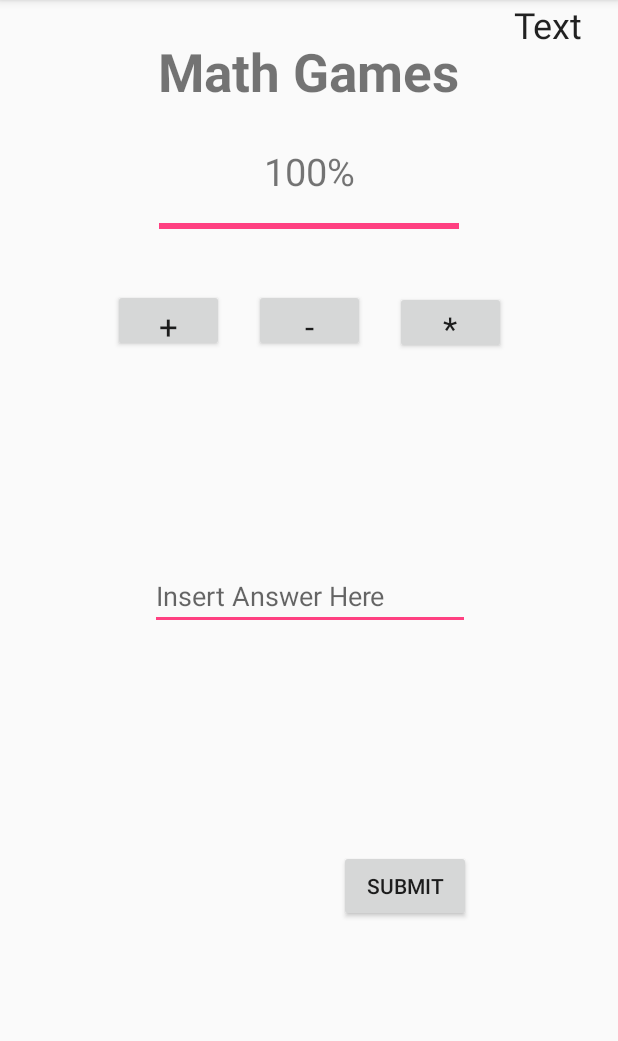
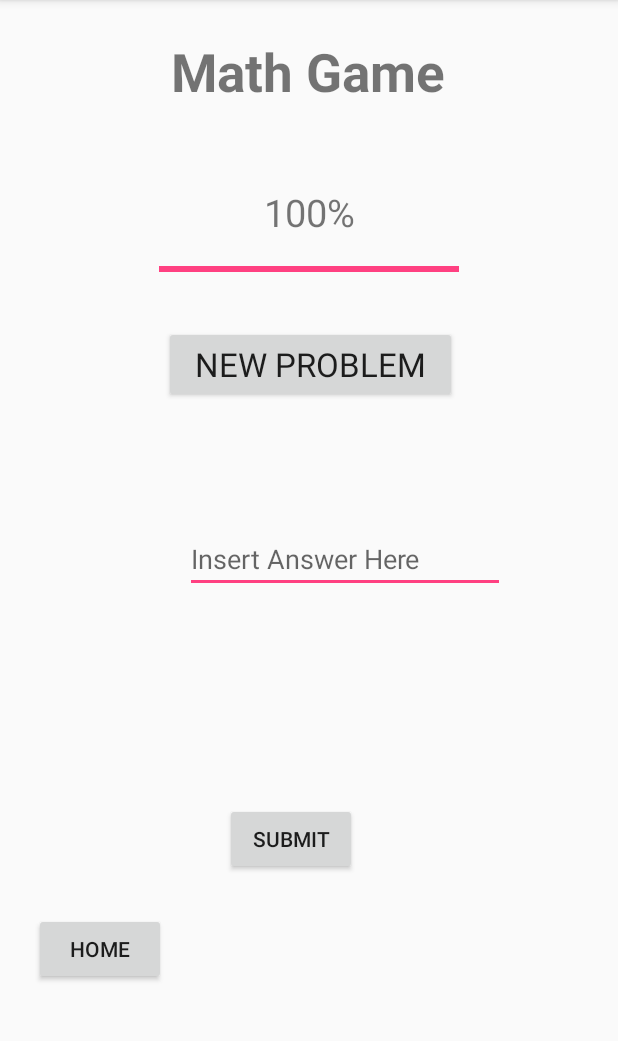
Before and after one commit to aaroncheung123/benni_device, an Android app: the MathActivity screen opened directly, with no data from a screen before it, on a phone screen of 412 x 824 dp, the part 84-1125 px from its top. Run offline under Robolectric (Android 15) with nearby library versions, the light colour scheme and no system bars; libraries missing offline, so code that uses them is left out: com.github.nkzawa.emitter, com.github.nkzawa.socketio; network calls fail; 8 statements that could not run were skipped.

Commit message:
Added to Math Activity. Changed Package Name

```diff
--- a/app/build.gradle
+++ b/app/build.gradle
@@ -3,7 +3,7 @@ apply plugin: 'com.android.application'
 android {
     compileSdkVersion 26
     defaultConfig {
-        applicationId "com.aaroncheung.client"
+        applicationId "com.benniRobotics.client"
         minSdkVersion 23
         targetSdkVersion 26
         versionCode 1
--- a/app/src/main/AndroidManifest.xml
+++ b/app/src/main/AndroidManifest.xml
@@ -1,6 +1,6 @@
 <?xml version="1.0" encoding="utf-8"?>
 <manifest xmlns:android="http://schemas.android.com/apk/res/android"
-    package="com.aaroncheung.client">
+    package="com.benniRobotics.client">
 
     <uses-permission android:name="android.permission.INTERNET" />
 
--- a/app/src/main/java/com/aaroncheung/client/Authentication/RegisterActivity.java
+++ b/app/src/main/java/com/benniRobotics/client/Authentication/RegisterActivity.java
@@ -1,4 +1,4 @@
-package com.aaroncheung.client.Authentication;
+package com.benniRobotics.client.Authentication;
 
 import android.content.Intent;
 import android.os.Handler;
@@ -10,8 +10,8 @@ import android.widget.Button;
 import android.widget.EditText;
 import android.widget.Toast;
 
-import com.aaroncheung.client.Networking.HttpRequest;
-import com.aaroncheung.client.R;
+import com.benniRobotics.client.Networking.HttpRequest;
+import com.benniRobotics.client.R;
 
 import org.json.JSONException;
 import org.json.JSONObject;
--- a/app/src/main/java/com/aaroncheung/client/Games/Drive/ManualDriveActivity.java
+++ b/app/src/main/java/com/benniRobotics/client/Games/Drive/ManualDriveActivity.java
@@ -1,4 +1,4 @@
-package com.aaroncheung.client.Games.Drive;
+package com.benniRobotics.client.Games.Drive;
 
 import android.annotation.SuppressLint;
 import android.content.Intent;
@@ -10,10 +10,10 @@ import android.widget.Button;
 import android.widget.ProgressBar;
 import android.widget.TextView;
 
-import com.aaroncheung.client.HomeActivity;
-import com.aaroncheung.client.Networking.SocketIO;
-import com.aaroncheung.client.Helper.UserInformationSingleton;
-import com.aaroncheung.client.R;
+import com.benniRobotics.client.HomeActivity;
+import com.benniRobotics.client.Networking.SocketIO;
+import com.benniRobotics.client.Helper.UserInformationSingleton;
+import com.benniRobotics.client.R;
 import org.json.JSONException;
 
 public class ManualDriveActivity extends SocketIO {
@@ -58,8 +58,9 @@ public class ManualDriveActivity extends SocketIO {
         initializeBackwardButton();
         initializeLeftButton();
         initializeRightButton();
+        updateManualDriveNumbers();
+
     }
-
 
 
     //--------------------------------------------------
@@ -68,10 +69,18 @@ public class ManualDriveActivity extends SocketIO {
     //
     //--------------------------------------------------
     public void updateManualDriveNumbers(){
-        manualDriveProgressBar.setProgress(userInformationSingleton.getDriveProgressNumber());
-        manualDriveTextView.setText(userInformationSingleton.getDriveProgressNumber().toString() + "%");
+        final Handler handler = new Handler();
+        Runnable run = new Runnable() {
+            @Override
+            public void run() {
+                manualDriveProgressBar.setProgress(userInformationSingleton.getDriveProgressNumber());
+                manualDriveTextView.setText(userInformationSingleton.getDriveProgressNumber().toString() + "%");
+                handler.postDelayed(this, 3600);
+            }
+        };
+        handler.post(run);
+
     }
-
 
     //--------------------------------------------------
     //
--- /dev/null
+++ b/app/src/main/java/com/benniRobotics/client/Games/MathActivity.java
@@ -0,0 +1,177 @@
+package com.benniRobotics.client.Games;
+
+import android.content.Intent;
+import android.os.Handler;
+import android.os.Bundle;
+import android.view.Gravity;
+import android.view.View;
+import android.widget.EditText;
+import android.widget.ProgressBar;
+import android.widget.TextView;
+
+import com.benniRobotics.client.Games.Drive.ManualDriveActivity;
+import com.benniRobotics.client.Helper.UserInformationSingleton;
+import com.benniRobotics.client.HomeActivity;
+import com.benniRobotics.client.Networking.SocketIO;
+import com.benniRobotics.client.R;
+
+import org.json.JSONException;
+
+import java.lang.reflect.Array;
+import java.util.ArrayList;
+import java.util.Random;
+
+public class MathActivity extends SocketIO {
+
+    private UserInformationSingleton userInformationSingleton;
+
+    private TextView problemOneMathTextView;
+    private EditText solutionMathEditText;
+    private TextView problemoperatorMathTextView;
+    private TextView problemTwoMathTextView;
+    private TextView problemTextMathTextView;
+    private TextView problemEqualsMathTextView;
+
+    private ProgressBar mathProgressBar;
+    private TextView mathTextView;
+
+
+    private int firstNumber;
+    private int secondNumber;
+    private int solution;
+
+
+
+    private Random rand = new Random();
+
+    @Override
+    protected void onCreate(Bundle savedInstanceState) {
+        super.onCreate(savedInstanceState);
+        setContentView(R.layout.activity_math);
+
+        updateMathGameNumbers();
+
+        mathProgressBar = findViewById(R.id.mathProgressBar);
+        mathTextView = findViewById(R.id.mathTextView);
+
+        userInformationSingleton = UserInformationSingleton.getInstance();
+
+        problemOneMathTextView = findViewById(R.id.problemOneMathTextView);
+        problemoperatorMathTextView = findViewById(R.id.problemOperatorMathTextView);
+        problemTwoMathTextView = findViewById(R.id.problemTwoMathTextView);
+        problemTextMathTextView = findViewById(R.id.problemTextMathTextView);
+        problemEqualsMathTextView = findViewById(R.id.problemEqualsMathTextView);
+
+        problemOneMathTextView.setGravity(Gravity.CENTER_VERTICAL | Gravity.CENTER_HORIZONTAL);
+        problemoperatorMathTextView.setGravity(Gravity.CENTER_VERTICAL | Gravity.CENTER_HORIZONTAL);
+        problemTwoMathTextView.setGravity(Gravity.CENTER_VERTICAL | Gravity.CENTER_HORIZONTAL);
+
+        solutionMathEditText = findViewById(R.id.solutionMathEditText);
+
+
+        //He says ""Hi, can you help me with my math homework"
+        try {
+            attemptSend("Math1");
+        } catch (JSONException e) {
+            e.printStackTrace();
+        }
+    }
+
+    public void submitMathButtonClick(View view) throws JSONException {
+        if(solutionMathEditText.getText().toString().matches(String.valueOf(solution))){
+            attemptSend("CorrectMath");
+            attemptSend("Turn Left");
+
+            problemOneMathTextView.setText("");
+            problemoperatorMathTextView.setText("");
+            problemTwoMathTextView.setText("");
+            problemoperatorMathTextView.setText("");
+            solutionMathEditText.setText("");
+
+            problemTextMathTextView.setText("Good Job!");
+            userInformationSingleton.setChargeProgressNumber(userInformationSingleton.getChargeProgressNumber() + 1);
+
+            final Handler handler = new Handler();
+            Runnable run = new Runnable() {
+                @Override
+                public void run() {
+                    try {
+                        attemptSend("Stop");
+                    } catch (JSONException e) {
+                        e.printStackTrace();
+                    }
+                    handler.postDelayed(this, 10000);
+                }
+            };
+            handler.post(run);
+        }
+        else{
+            problemTextMathTextView.setText("Try Again!");
+            attemptSend("Change SadFace");
+        }
+
+    }
+
+    public void newProblemSelectionButtonClick(View view){
+        problemTextMathTextView.setText("");
+        solutionMathEditText.setText("");
+        firstNumber = rand.nextInt(10);
+        secondNumber = rand.nextInt(10);
+        int add_sub = rand.nextInt(1);
+        problemEqualsMathTextView.setText("=");
+        if(add_sub == 0){
+            solution = firstNumber + secondNumber;
+            problemOneMathTextView.setText(String.valueOf(firstNumber));
+            problemoperatorMathTextView.setText("+");
+            problemTwoMathTextView.setText(String.valueOf(secondNumber));
+        }
+        else {
+            solution = firstNumber - secondNumber;
+            problemOneMathTextView.setText(String.valueOf(firstNumber));
+            problemoperatorMathTextView.setText("-");
+            problemTwoMathTextView.setText(String.valueOf(secondNumber));
+        }
+    }
+
+    public void returnHomeOnClickButton(View view){
+        startActivity(new Intent(MathActivity.this, HomeActivity.class));
+    }
+
+    //--------------------------------------------------
+    //
+    // TIMER UPDATES THE PROGRESS BAR AND PERCENTAGE
+    //
+    //--------------------------------------------------
+    public void updateMathGameNumbers(){
+        final Handler handler = new Handler();
+        Runnable run = new Runnable() {
+            @Override
+            public void run() {
+                mathProgressBar.setProgress(userInformationSingleton.getDriveProgressNumber());
+                mathTextView.setText(userInformationSingleton.getDriveProgressNumber().toString() + "%");
+                handler.postDelayed(this, 3600);
+            }
+        };
+        handler.post(run);
+
+    }
+
+//    public void subtractionSelectionButtonClick(View view){
+//        firstNumber = rand.nextInt(10);
+//        secondNumber = rand.nextInt(10);
+//        solution = firstNumber - secondNumber;
+//        problemOneMathTextView.setText(String.valueOf(firstNumber));
+//        problemoperatorMathTextView.setText("-");
+//        problemTwoMathTextView.setText(String.valueOf(secondNumber));
+//    }
+//
+//    public void multiplicationSelectionButtonClick(View view){
+//        firstNumber = rand.nextInt(10);
+//        secondNumber = rand.nextInt(10);
+//        solution = firstNumber * secondNumber;
+//        problemOneMathTextView.setText(String.valueOf(firstNumber));
+//        problemoperatorMathTextView.setText("*");
+//        problemTwoMathTextView.setText(String.valueOf(secondNumber));
+//    }
+
+}
--- a/app/src/main/java/com/aaroncheung/client/Helper/UserInformationSingleton.java
+++ b/app/src/main/java/com/benniRobotics/client/Helper/UserInformationSingleton.java
@@ -1,4 +1,4 @@
-package com.aaroncheung.client.Helper;
+package com.benniRobotics.client.Helper;
 
 import android.os.BatteryManager;
 
--- a/app/src/main/java/com/aaroncheung/client/Networking/HttpRequest.java
+++ b/app/src/main/java/com/benniRobotics/client/Networking/HttpRequest.java
@@ -1,9 +1,9 @@
-package com.aaroncheung.client.Networking;
+package com.benniRobotics.client.Networking;
 
 import android.content.Context;
 import android.util.Log;
 
-import com.aaroncheung.client.Helper.UserInformationSingleton;
+import com.benniRobotics.client.Helper.UserInformationSingleton;
 import com.android.volley.Request;
 import com.android.volley.RequestQueue;
 import com.android.volley.Response;
--- a/app/src/main/java/com/aaroncheung/client/Networking/SocketIO.java
+++ b/app/src/main/java/com/benniRobotics/client/Networking/SocketIO.java
@@ -1,4 +1,4 @@
-package com.aaroncheung.client.Networking;
+package com.benniRobotics.client.Networking;
 
 import android.os.Bundle;
 import android.support.annotation.Nullable;
@@ -6,7 +6,7 @@ import android.support.v7.app.AppCompatActivity;
 import android.text.TextUtils;
 import android.util.Log;
 
-import com.aaroncheung.client.Helper.UserInformationSingleton;
+import com.benniRobotics.client.Helper.UserInformationSingleton;
 import com.github.nkzawa.emitter.Emitter;
 import com.github.nkzawa.socketio.client.IO;
 import com.github.nkzawa.socketio.client.Socket;
--- a/app/src/main/res/layout/activity_math.xml
+++ b/app/src/main/res/layout/activity_math.xml
@@ -10,156 +10,175 @@
         android:id="@+id/driveTextView3"
         android:layout_width="220dp"
         android:layout_height="45dp"
+        android:layout_marginBottom="27dp"
         android:layout_marginStart="8dp"
         android:layout_marginTop="24dp"
-        android:text="Math Games"
+        android:text="Math Game"
         android:textAlignment="center"
         android:textSize="35sp"
         android:textStyle="bold"
+        app:layout_constraintBottom_toTopOf="@+id/mathTextView"
         app:layout_constraintEnd_toEndOf="parent"
         app:layout_constraintHorizontal_bias="0.474"
         app:layout_constraintStart_toStartOf="parent"
         app:layout_constraintTop_toTopOf="parent" />
 
     <ProgressBar
-        android:id="@+id/mathProgressBar2"
+        android:id="@+id/mathProgressBar"
         style="?android:attr/progressBarStyleHorizontal"
         android:layout_width="200dp"
         android:layout_height="27dp"
-        android:layout_marginTop="68dp"
+        android:layout_marginTop="7dp"
         android:progress="100"
         app:layout_constraintEnd_toEndOf="parent"
         app:layout_constraintStart_toStartOf="parent"
-        app:layout_constraintTop_toBottomOf="@+id/driveTextView3" />
+        app:layout_constraintTop_toBottomOf="@+id/mathTextView" />
 
     <TextView
-        android:id="@+id/mathTextView2"
+        android:id="@+id/mathTextView"
         android:layout_width="wrap_content"
         android:layout_height="wrap_content"
+        android:layout_marginBottom="7dp"
         android:layout_marginTop="27dp"
         android:text="100%"
         android:textSize="25sp"
+        app:layout_constraintBottom_toTopOf="@+id/mathProgressBar"
         app:layout_constraintEnd_toEndOf="parent"
         app:layout_constraintHorizontal_bias="0.501"
         app:layout_constraintStart_toStartOf="parent"
         app:layout_constraintTop_toBottomOf="@+id/driveTextView3" />
 
-    <Button
-        android:id="@+id/mathSubtractionSelectButton"
-        android:layout_width="74dp"
-        android:layout_height="42dp"
-        android:layout_marginStart="20dp"
-        android:layout_marginTop="28dp"
-        android:onClick="subtractionSelectionButtonClick"
-        android:text="-"
-        android:textAppearance="@style/TextAppearance.AppCompat.Large"
-        app:layout_constraintEnd_toStartOf="@+id/mathMultiplicationSelectButton"
-        app:layout_constraintStart_toEndOf="@+id/mathAdditionSelectButton"
-        app:layout_constraintTop_toBottomOf="@+id/mathProgressBar2" />
-
-    <Button
-        android:id="@+id/mathMultiplicationSelectButton"
-        android:layout_width="74dp"
-        android:layout_height="42dp"
-        android:layout_marginEnd="104dp"
-        android:layout_marginStart="20dp"
-        android:layout_marginTop="29dp"
-        android:onClick="multiplicationSelectionButtonClick"
-        android:text="*"
-        android:textAppearance="@style/TextAppearance.AppCompat.Large"
-        app:layout_constraintEnd_toEndOf="parent"
-        app:layout_constraintStart_toEndOf="@+id/mathSubtractionSelectButton"
-        app:layout_constraintTop_toBottomOf="@+id/mathProgressBar2" />
-
     <TextView
         android:id="@+id/problemOneMathTextView"
         android:layout_width="70dp"
-        android:layout_height="58dp"
-        android:layout_marginEnd="296dp"
-        android:layout_marginTop="272dp"
+        android:layout_height="60dp"
+        android:layout_marginBottom="10dp"
+        android:layout_marginEnd="8dp"
+        android:layout_marginStart="62dp"
+        android:layout_marginTop="300dp"
         android:textAppearance="@style/TextAppearance.AppCompat.Headline"
-        app:layout_constraintEnd_toEndOf="parent"
-        app:layout_constraintTop_toTopOf="parent" />
+        app:layout_constraintBottom_toTopOf="@+id/solutionMathEditText"
+        app:layout_constraintEnd_toStartOf="@+id/problemOperatorMathTextView"
+        app:layout_constraintHorizontal_bias="0.0"
+        app:layout_constraintStart_toStartOf="parent"
+        app:layout_constraintTop_toTopOf="parent"
+        app:layout_constraintVertical_bias="1.0" />
 
     <EditText
         android:id="@+id/solutionMathEditText"
         android:layout_width="wrap_content"
         android:layout_height="wrap_content"
-        android:layout_marginTop="42dp"
+        android:layout_marginBottom="80dp"
+        android:layout_marginEnd="60dp"
+        android:layout_marginTop="350dp"
         android:ems="10"
         android:hint="Insert Answer Here"
-        android:inputType="textPersonName"
+        android:inputType="number"
+        app:layout_constraintBottom_toBottomOf="parent"
         app:layout_constraintEnd_toEndOf="parent"
-        app:layout_constraintHorizontal_bias="0.502"
-        app:layout_constraintStart_toStartOf="parent"
-        app:layout_constraintTop_toBottomOf="@+id/problemOperatorMathTextView" />
+        app:layout_constraintStart_toEndOf="@+id/problemEqualsMathTextView"
+        app:layout_constraintTop_toTopOf="parent"
+        app:layout_constraintVertical_bias="0.0" />
 
     <Button
         android:id="@+id/submitMathButton"
         android:layout_width="wrap_content"
         android:layout_height="wrap_content"
-        android:layout_marginBottom="20dp"
-        android:layout_marginEnd="84dp"
-        android:layout_marginStart="212dp"
-        android:layout_marginTop="13dp"
+        android:layout_marginBottom="56dp"
+        android:layout_marginEnd="6dp"
+        android:layout_marginStart="150dp"
+        android:layout_marginTop="11dp"
         android:onClick="submitMathButtonClick"
         android:text="Submit"
         app:layout_constraintBottom_toBottomOf="parent"
-        app:layout_constraintEnd_toEndOf="parent"
+        app:layout_constraintEnd_toStartOf="@+id/problemTextMathTextView"
         app:layout_constraintStart_toStartOf="parent"
         app:layout_constraintTop_toBottomOf="@+id/solutionMathEditText" />
 
     <TextView
         android:id="@+id/problemOperatorMathTextView"
-        android:layout_width="79dp"
+        android:layout_width="70dp"
         android:layout_height="60dp"
-        android:layout_marginEnd="192dp"
+        android:layout_marginBottom="10dp"
+        android:layout_marginEnd="20dp"
         android:layout_marginStart="25dp"
-        android:layout_marginTop="38dp"
+        android:layout_marginTop="290dp"
         android:textAppearance="@style/TextAppearance.AppCompat.Headline"
-        app:layout_constraintEnd_toEndOf="parent"
-        app:layout_constraintHorizontal_bias="0.0"
+        app:layout_constraintBottom_toTopOf="@+id/solutionMathEditText"
+        app:layout_constraintEnd_toStartOf="@+id/problemTwoMathTextView"
         app:layout_constraintStart_toEndOf="@+id/problemOneMathTextView"
-        app:layout_constraintTop_toBottomOf="@+id/mathSubtractionSelectButton" />
+        app:layout_constraintTop_toTopOf="parent"
+        app:layout_constraintVertical_bias="1.0" />
 
     <TextView
         android:id="@+id/problemTwoMathTextView"
-        android:layout_width="82dp"
-        android:layout_height="59dp"
-        android:layout_marginEnd="84dp"
+        android:layout_width="70dp"
+        android:layout_height="60dp"
+        android:layout_marginBottom="10dp"
+        android:layout_marginEnd="62dp"
         android:layout_marginStart="20dp"
-        android:layout_marginTop="38dp"
+        android:layout_marginTop="290dp"
         android:textAppearance="@style/TextAppearance.AppCompat.Headline"
+        app:layout_constraintBottom_toTopOf="@+id/solutionMathEditText"
         app:layout_constraintEnd_toEndOf="parent"
-        app:layout_constraintHorizontal_bias="0.0"
         app:layout_constraintStart_toEndOf="@+id/problemOperatorMathTextView"
-        app:layout_constraintTop_toBottomOf="@+id/mathMultiplicationSelectButton" />
+        app:layout_constraintTop_toTopOf="parent"
+        app:layout_constraintVertical_bias="1.0" />
 
     <TextView
         android:id="@+id/problemEqualsMathTextView"
-        android:layout_width="53dp"
-        android:layout_height="33dp"
+        android:layout_width="20dp"
+        android:layout_height="20dp"
+        android:layout_marginBottom="53dp"
         android:layout_marginEnd="16dp"
-        android:layout_marginStart="18dp"
-        android:text="TextView"
+        android:layout_marginStart="57dp"
+        android:layout_marginTop="24dp"
         android:textAppearance="@style/TextAppearance.AppCompat.Headline"
-        app:layout_constraintEnd_toEndOf="parent"
-        app:layout_constraintHorizontal_bias="1.0"
-        app:layout_constraintStart_toEndOf="@+id/problemTwoMathTextView"
-        tools:layout_editor_absoluteY="281dp"
-        tools:text="=" />
+        app:layout_constraintBottom_toTopOf="@+id/problemMathReturnHomeTextView"
+        app:layout_constraintEnd_toStartOf="@+id/solutionMathEditText"
+        app:layout_constraintStart_toStartOf="parent"
+        app:layout_constraintTop_toBottomOf="@+id/problemOneMathTextView" />
 
     <Button
-        android:id="@+id/mathAdditionSelectButton"
-        android:layout_width="74dp"
-        android:layout_height="42dp"
-        android:layout_marginStart="104dp"
-        android:layout_marginTop="28dp"
-        android:onClick="additionSelectionButtonClick"
-        android:text="+"
+        android:id="@+id/mathNewProblemSelectButton"
+        android:layout_width="195dp"
+        android:layout_height="51dp"
+        android:layout_marginEnd="94dp"
+        android:layout_marginStart="95dp"
+        android:layout_marginTop="24dp"
+        android:onClick="newProblemSelectionButtonClick"
+        android:text="NEW PROBLEM"
         android:textAppearance="@style/TextAppearance.AppCompat.Large"
-        app:layout_constraintEnd_toStartOf="@+id/mathSubtractionSelectButton"
+        app:layout_constraintEnd_toEndOf="parent"
         app:layout_constraintStart_toStartOf="parent"
-        app:layout_constraintTop_toBottomOf="@+id/mathProgressBar2" />
+        app:layout_constraintTop_toBottomOf="@+id/mathProgressBar" />
+
+    <TextView
+        android:id="@+id/problemTextMathTextView"
+        android:layout_width="121dp"
+        android:layout_height="43dp"
+        android:layout_marginBottom="61dp"
+        android:layout_marginEnd="40dp"
+        android:layout_marginStart="7dp"
+        android:layout_marginTop="11dp"
+        android:textAppearance="@style/TextAppearance.AppCompat.Headline"
+        app:layout_constraintBottom_toBottomOf="parent"
+        app:layout_constraintEnd_toEndOf="parent"
+        app:layout_constraintStart_toEndOf="@+id/submitMathButton"
+        app:layout_constraintTop_toBottomOf="@+id/solutionMathEditText" />
+
+    <Button
+        android:id="@+id/problemMathReturnHomeTextView"
+        android:layout_width="wrap_content"
+        android:layout_height="wrap_content"
+        android:layout_marginBottom="26dp"
+        android:layout_marginEnd="32dp"
+        android:layout_marginStart="16dp"
+        android:onClick="returnHomeOnClickButton"
+        android:text="Home"
+        app:layout_constraintBottom_toBottomOf="parent"
+        app:layout_constraintEnd_toStartOf="@+id/submitMathButton"
+        app:layout_constraintStart_toStartOf="parent"
+        app:layout_constraintTop_toBottomOf="@+id/problemEqualsMathTextView" />
 
 </android.support.constraint.ConstraintLayout>
```
Also changed, not shown: app/src/main/java/com/aaroncheung/client/Games/MathActivity.java (deleted, +0 -101 lines), app/src/main/java/com/benniRobotics/client/Authentication/LoginActivity.java (renamed from app/src/main/java/com/aaroncheung/client/Authentication/LoginActivity.java, +5 -5 lines), app/src/main/java/com/benniRobotics/client/Games/ChargeActivity.java (renamed from app/src/main/java/com/aaroncheung/client/Games/ChargeActivity.java, +4 -4 lines), app/src/main/java/com/benniRobotics/client/Games/ChatActivity.java (renamed from app/src/main/java/com/aaroncheung/client/Games/ChatActivity.java, +5 -5 lines), app/src/main/java/com/benniRobotics/client/Games/Drive/VoiceDriveActivity.java (renamed from app/src/main/java/com/aaroncheung/client/Games/Drive/VoiceDriveActivity.java, +4 -4 lines), app/src/main/java/com/benniRobotics/client/Helper/TimerService.java (renamed from app/src/main/java/com/aaroncheung/client/Helper/TimerService.java, +34 -8 lines), app/src/main/java/com/benniRobotics/client/HomeActivity.java (renamed from app/src/main/java/com/aaroncheung/client/HomeActivity.java, +8 -8 lines), 4 other files.
